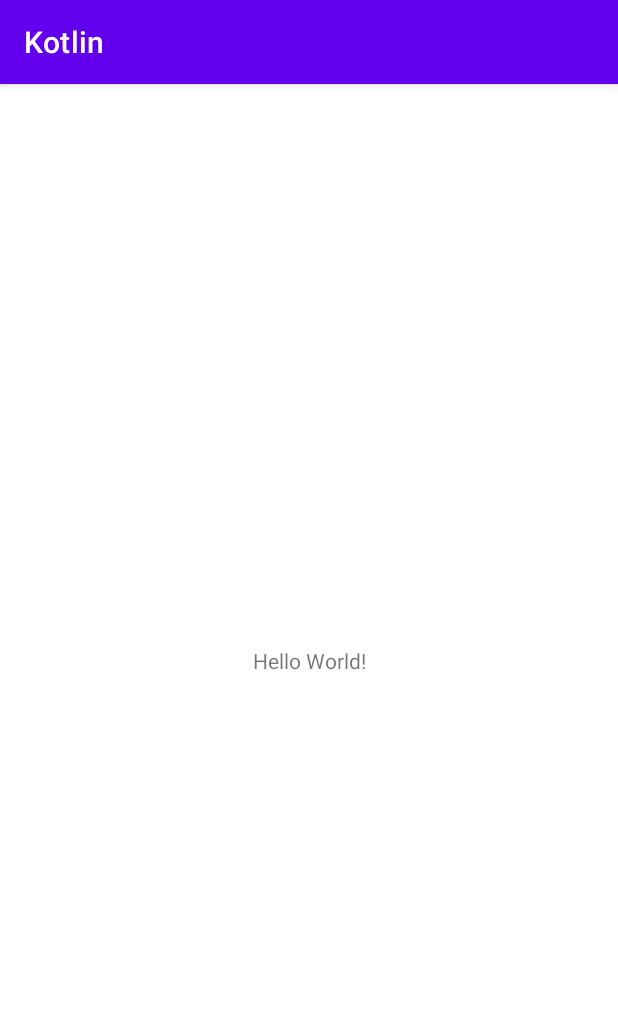
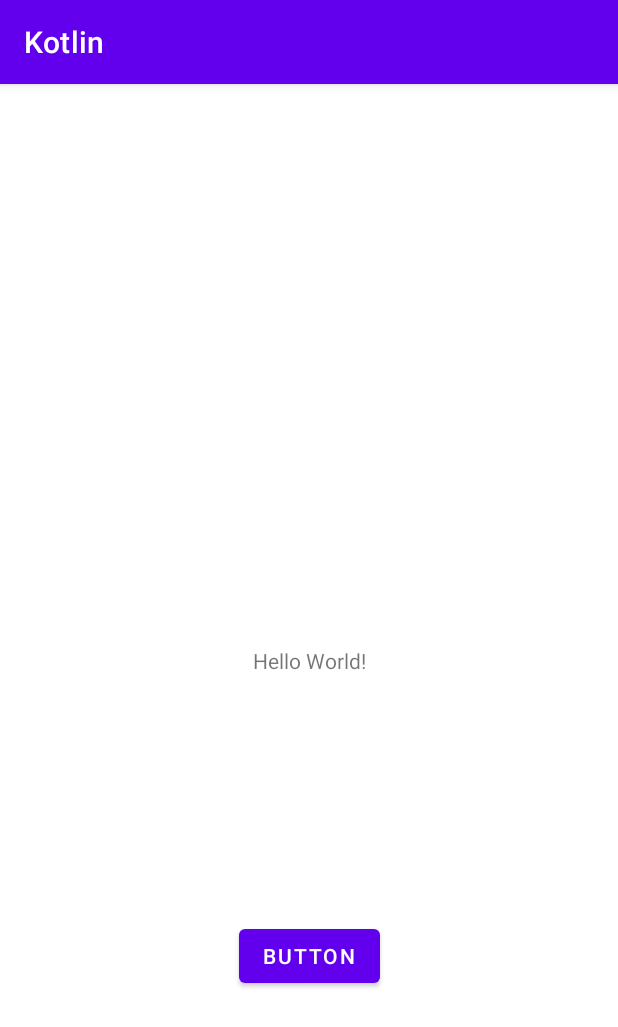
Before and after one commit to AlekseySapi/Kotlin, an Android app: the screen it shows after launch (MainActivity), on a phone screen of 412 x 824 dp. Shown: the top 1027 px of the screen. Run offline under Robolectric (Android 15) with nearby library versions, the phone set to English and light mode, and no system bars.

Commit message:
Добавил кнопку и повесил clickListener

```diff
--- a/Kotlin/app/src/main/java/ru/alekseysapi/kotlin/MainActivity.kt
+++ b/Kotlin/app/src/main/java/ru/alekseysapi/kotlin/MainActivity.kt
@@ -2,10 +2,25 @@ package ru.alekseysapi.kotlin
 
 import androidx.appcompat.app.AppCompatActivity
 import android.os.Bundle
+import android.view.View
+import android.widget.Button
 
-class MainActivity : AppCompatActivity() {
+class MainActivity : AppCompatActivity(), View.OnClickListener {
+
+    lateinit var button : Button
+
     override fun onCreate(savedInstanceState: Bundle?) {
         super.onCreate(savedInstanceState)
         setContentView(R.layout.activity_main)
+        button = findViewById(R.id.button)
+        button.setOnClickListener(this)
+    }
+
+    override fun onClick(view: View?) {
+        when(view?.id){
+            R.id.button -> {
+                //Действия при нажатии кнопки
+            }
+        }
     }
 }
--- a/Kotlin/app/src/main/res/layout/activity_main.xml
+++ b/Kotlin/app/src/main/res/layout/activity_main.xml
@@ -7,12 +7,23 @@
     tools:context=".MainActivity">
 
     <TextView
+        android:id="@+id/textView"
         android:layout_width="wrap_content"
         android:layout_height="wrap_content"
-        android:text="Hello World!"
+        android:text="@string/hello"
         app:layout_constraintBottom_toBottomOf="parent"
         app:layout_constraintEnd_toEndOf="parent"
         app:layout_constraintStart_toStartOf="parent"
         app:layout_constraintTop_toTopOf="parent" />
 
+    <Button
+        android:id="@+id/button"
+        android:layout_width="wrap_content"
+        android:layout_height="wrap_content"
+        android:text="@string/button"
+        app:layout_constraintBottom_toBottomOf="parent"
+        app:layout_constraintEnd_toEndOf="parent"
+        app:layout_constraintStart_toStartOf="parent"
+        app:layout_constraintTop_toBottomOf="@+id/textView" />
+
 </androidx.constraintlayout.widget.ConstraintLayout>
--- a/Kotlin/app/src/main/res/values/strings.xml
+++ b/Kotlin/app/src/main/res/values/strings.xml
@@ -1,3 +1,5 @@
 <resources>
     <string name="app_name">Kotlin</string>
+    <string name="hello">Hello World!</string>
+    <string name="button">Button</string>
 </resources>
```
